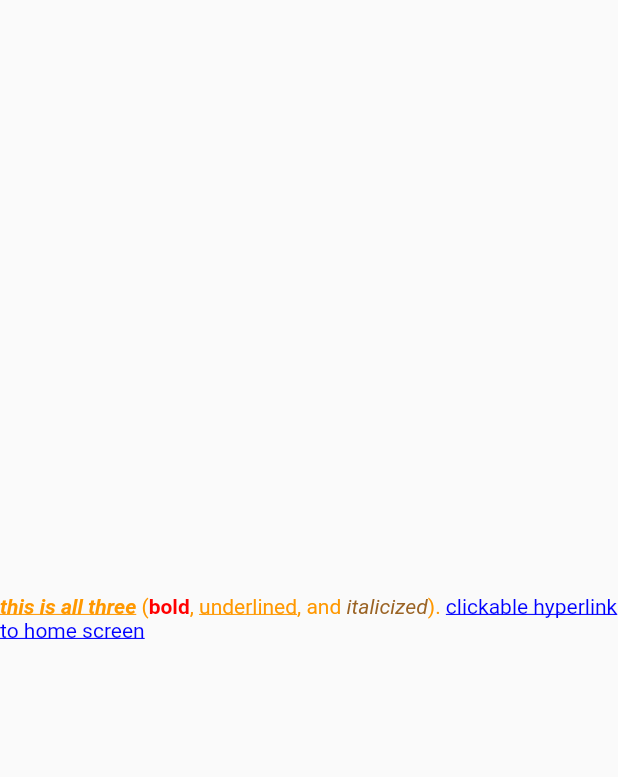
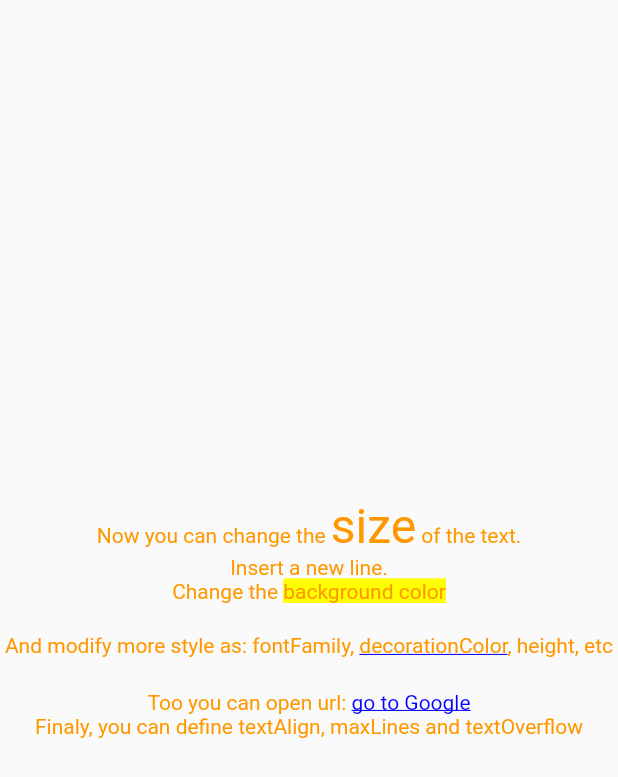
Before and after one commit to remoteportal/simple_rich_text, a Flutter app: the screen it shows after launch, on a phone screen of 412 x 824 dp. Shown: the top 777 px of the screen. Run offline on Flutter 3.47's test engine with Material 2 defaults, Android fonts, the phone set to English and light mode, and no system bars.

Commit message:
win: build 38:  #pubspec dart pub publish #publish

```diff
--- a/example/lib/main.dart
+++ b/example/lib/main.dart
@@ -18,19 +18,27 @@ class MyApp extends StatelessWidget {
 //    String text = r'test*\_quoted\_*.';
 //    String text = r'don't*close';
 //    String text = r'_start at beginning and do not close';
-//    String text = r'/Deanna/ is /awesome/!';
+//    String text = r'/Alissa/ is /awesome/!';
 //    String text = r'_back__to back_';
 //    String text = r'go to _{route}home_ page';
+    //String text = '*_/this is all three*_/ (*{color:red}bold*, _underlined_, and /{color:brown}italicized/). _{push:home;color:blue}clickable hyperlink to home screen_';
+    //String text = r'This is a text with \nnew line';
     String text =
-        r'*_/this is all three*_/ (*{color:red}bold*, _underlined_, and /{color:brown}italicized/). _{push:home;color:blue}clickable hyperlink to home screen_';
+        r'Now you can change the ~{fontSize:32}size~ of the text. \nInsert a new line.\nChange the ~{backgroundColor:yellow}background color~\nAnd modify more style as: fontFamily, _{decorationColor:blue}decorationColor_, ~{height:3}height~, etc\n\nToo you can open url: _{http:www.google.com;color:blue}go to Google_\nFinaly, you can define textAlign, maxLines and textOverflow';
     return new MaterialApp(
       home: Scaffold(
-          // , chars: r"[*]"
+        // , chars: r"[*]"
 //          backgroundColor: Colors.grey[300],
-          body: Center(
-              child: SimpleRichText(text,
-                  style: TextStyle(color: Colors.orange),
-                  textAlign: TextAlign.start))),
+        body: Center(
+          child: SimpleRichText(
+            text,
+            style: TextStyle(color: Colors.orange),
+            maxLines: 20,
+            textAlign: TextAlign.center,
+            textOverflow: TextOverflow.ellipsis,
+          ),
+        ),
+      ),
     );
   }
 }
--- a/lib/simple_rich_text.dart
+++ b/lib/simple_rich_text.dart
@@ -2,7 +2,7 @@ library simple_rich_text;
 
 import 'package:flutter/gestures.dart';
 import 'package:flutter/material.dart';
-import 'package:simple_navigation/simple_navigation.dart';
+import 'package:url_launcher/url_launcher.dart';
 
 const Map<String, int> colorMap = {
   'aqua': 0x00FFFF,
@@ -27,7 +27,7 @@ const Map<String, int> colorMap = {
   'yellow': 0xFFFF00
 };
 
-Color parseColor(String? color) {
+Color parseColor(String color) {
 //  print("parseColor: $color");
   var v = colorMap[color];
   if (v == null) {
@@ -44,13 +44,17 @@ Color parseColor(String? color) {
 
 /// Widget that renders a string with sub-string highlighting.
 class SimpleRichText extends StatelessWidget {
-  SimpleRichText(this.text,
-      {this.chars,
+  SimpleRichText(
+    this.text, {
+    this.chars,
     this.context,
     this.fussy,
-      this.log,
-      this.style,
-      this.textAlign});
+    this.log = false,
+    this.style = const TextStyle(),
+    this.textAlign,
+    this.textOverflow,
+    this.maxLines,
+  });
 
   final String? chars;
 
@@ -61,7 +65,7 @@ class SimpleRichText extends StatelessWidget {
   final bool? fussy;
 
   /// Pass in true for debugging/logging/trace
-  final bool? log;
+  final bool log;
 
   /// The {TextStyle} of the {SimpleRichText.text} that isn't highlighted.
   final TextStyle? style;
@@ -69,11 +73,17 @@ class SimpleRichText extends StatelessWidget {
   /// The String to be displayed using rich text.
   final String text;
 
-  /// How the text should be aligned horizontally.
+  /// The {TextStyle} of the {SimpleRichText.term}s found.
+//  final TextStyle textStyleHighlight;
+
+  /// Text align
   final TextAlign? textAlign;
 
-  /// The {TextStyle} of the {SimpleRichText.term}s found.
-//  final TextStyle textStyleHighlight;
+  /// Text Overflow
+  final TextOverflow? textOverflow;
+
+  /// Max lines
+  final int? maxLines;
 
   @override
   Widget build(BuildContext context) {
@@ -85,16 +95,33 @@ class SimpleRichText extends StatelessWidget {
 
       Set set = Set();
 
+      bool containsNewLine = text.contains(r'\n');
+      if (log) print('Contains new line: $containsNewLine');
+      List<String> linesList = [];
+      if (containsNewLine) {
+        linesList = text.split(r'\n');
+        if (log) print("lines=${linesList.length}: $linesList");
+      } else {
+        linesList.add(text);
+      }
+      // Apply modifications into all lines
+      for (int k = 0; k < linesList.length; k++) {
+        if (log) print('Line ${k + 1}: ${linesList[k]}');
         // split into array
-      List<String> spanList = text.split(RegExp(chars ?? r"[*~/_\\]"));
-      //print("len=${spanList.length}: $spanList");
+        List<String> spanList =
+            linesList[k].split(RegExp(chars ?? r"[*~/_\\]"));
+        if (log) print("len=${spanList.length}: $spanList");
 
         if (spanList.length == 1) {
-        print('trivial');
+          if (log) print("trivial");
           if (style == null) {
-          return Text('');
+            children.add(TextSpan(text: ''));
+            // If no last line:
+            if (k < linesList.length - 1) children.add(TextSpan(text: '\n'));
           } else {
-          return Text(text, style: style);
+            children.add(TextSpan(text: linesList[k], style: style));
+            // If no last line:
+            if (k < linesList.length - 1) children.add(TextSpan(text: '\n'));
           }
         } else {
           int i = 0;
@@ -102,7 +129,7 @@ class SimpleRichText extends StatelessWidget {
           String? cmd;
 
           void wrap(String v) {
-          //print("wrap: $v set=$set");
+            if (log) print("wrap: $v set=$set");
 
             Map<String, String> map = {};
 
@@ -116,29 +143,28 @@ class SimpleRichText extends StatelessWidget {
                   throw "attribute value is missing a value (e.g., you passed {key} but not {key:value}";
                 }
               }
-            if (log ?? false) print("attributes: $map");
+              if (log) print("attributes: $map");
+            }
+
+            // TextDecorationStyle "values" is ignored
+            TextDecorationStyle? _textDecorationStyle;
+            if (map.containsKey('decorationStyle')) {
+              if (map['decorationStyle'] == 'dashed')
+                _textDecorationStyle = TextDecorationStyle.dashed;
+              if (map['decorationStyle'] == 'double')
+                _textDecorationStyle = TextDecorationStyle.double;
+              if (map['decorationStyle'] == 'dotted')
+                _textDecorationStyle = TextDecorationStyle.dotted;
+              if (map['decorationStyle'] == 'solid')
+                _textDecorationStyle = TextDecorationStyle.solid;
+              if (map['decorationStyle'] == 'wavy')
+                _textDecorationStyle = TextDecorationStyle.wavy;
             }
 
             TextStyle ts;
-          if (style == null) {
-            //TODO//H//TRAVESTY: needless duplicated code
-            ts = TextStyle(
-                color: map.containsKey('color')
-                    ? parseColor(map['color'])
-                    : DefaultTextStyle.of(context)
-                        .style
-                        .color, //WARNING: not sure if this is correct?
-                decoration: set.contains('_')
-                    ? TextDecoration.underline
-                    : TextDecoration.none,
-                fontStyle:
-                    set.contains('/') ? FontStyle.italic : FontStyle.normal,
-                fontWeight:
-                    set.contains('*') ? FontWeight.bold : FontWeight.normal);
-          } else {
             ts = style!.copyWith(
               color: map.containsKey('color')
-                    ? parseColor(map['color'])
+                  ? parseColor(map['color']!)
                   : style!.color,
               decoration: set.contains('_')
                   ? TextDecoration.underline
@@ -146,12 +172,38 @@ class SimpleRichText extends StatelessWidget {
               fontStyle:
                   set.contains('/') ? FontStyle.italic : FontStyle.normal,
               fontWeight:
-                    set.contains('*') ? FontWeight.bold : FontWeight.normal);
-          }
+                  set.contains('*') ? FontWeight.bold : FontWeight.normal,
+              fontSize: map.containsKey('fontSize')
+                  ? double.parse(map['fontSize']!)
+                  : style!.fontSize,
+              fontFamily: map.containsKey('fontFamily')
+                  ? '${map['fontFamily']}'
+                  : style!.fontFamily,
+              backgroundColor: map.containsKey('backgroundColor')
+                  ? parseColor(map['backgroundColor']!)
+                  : style!.backgroundColor,
+              decorationColor: map.containsKey('decorationColor')
+                  ? parseColor(map['decorationColor']!)
+                  : style!.decorationColor,
+              decorationStyle: _textDecorationStyle ?? style!.decorationStyle,
+              decorationThickness: map.containsKey('decorationThickness')
+                  ? double.parse(map['decorationThickness']!)
+                  : style!.decorationThickness,
+              height: map.containsKey('height')
+                  ? double.parse(map['height']!)
+                  : style!.height,
+              letterSpacing: map.containsKey('letterSpacing')
+                  ? double.parse(map['letterSpacing']!)
+                  : style!.letterSpacing,
+              wordSpacing: map.containsKey('wordSpacing')
+                  ? double.parse(map['wordSpacing']!)
+                  : style!.wordSpacing,
+            );
 
             if (map.containsKey('pop') ||
                 map.containsKey('push') ||
-              map.containsKey('repl')) {
+                map.containsKey('repl') ||
+                map.containsKey('http')) {
 //            print("BBB cmd=$cmd");
 //          GestureDetector
 //        children.add(WidgetSpan(child: Text('****')));
@@ -163,28 +215,45 @@ class SimpleRichText extends StatelessWidget {
 //            },
 //          )));
 
+              // assert(context != null, 'must pass context if using route links');
+
               onTapNew(String caption, Map m) {
                 if (map.containsKey('push')) {
-                String? v = map['push'];
+                  String v = map['push']!;
                   return () {
-                  if (log ?? false) print("TAP: PUSH: $caption => /$v");
-                  assert(v != null);
-//                  Navigator.pushNamed(context, '/$v');
-                  Nav.push('/$v');
+                    if (log) print("TAP: PUSH: $caption => /$v");
+                    // assert(v != null);
+                    Navigator.pushNamed(context, '/$v');
+                    // Nav.push('/$v');
                   };
                 } else if (map.containsKey('repl')) {
-                String? v = map['repl'];
+                  String v = map['repl']!;
                   return () {
-                  if (log ?? false) print("TAP: POP&PUSH: $caption => /$v");
-                  assert(v != null);
-//                  Navigator.popAndPushNamed(context, '/$v');
-                  Nav.repl('/$v');
+                    if (log) print("TAP: POP&PUSH: $caption => /$v");
+                    // assert(v != null);
+                    Navigator.popAndPushNamed(context, '/$v');
+                    //  Nav.repl('/$v');
                   };
+                } else if (map.containsKey('http')) {
+                  String v = map['http']!;
+                  return () async {
+                    if (log) print("TAP: HTTP: $caption => /$v");
+                    // assert(v != null);
+                    try {
+                      await launch('http://$v');
+                    } catch (e) {
+                      if (log) print('Could not launch http://$v: $e');
+                      try {
+                        await launch('https://$v');
+                      } catch (e) {
+                        if (log) print('Could not launch https://$v: $e');
+                      }
+                    }
+                  }; // TODO add possibility of tel, mailto, sms, whats,...?
                 } else {
                   return () {
-                  if (log ?? false) print("TAP: $caption => pop");
-//                  Navigator.pop(context);
-                  Nav.pop();
+                    if (log) print("TAP: $caption => pop");
+                    Navigator.pop(context);
                   };
                 }
               }
@@ -205,17 +274,17 @@ class SimpleRichText extends StatelessWidget {
 
           void toggle(String m) {
             if (m == r'\') {
-            String c = text.substring(i + 1, i + 2);
-            //print("quote: i=$i: $c");
+              String c = linesList[k].substring(i + 1, i + 2);
+              if (log) print("quote: i=$i: $c");
               wrap(c);
               acceptNext = false;
             } else {
               if (acceptNext) {
                 if (set.contains(m)) {
-                //print("REM: $m");
+                  if (log) print("REM: $m");
                   set.remove(m);
                 } else {
-                //print("ADD: $m");
+                  if (log) print("ADD: $m");
                   set.add(m);
                 }
               }
@@ -225,32 +294,31 @@ class SimpleRichText extends StatelessWidget {
           }
 
           for (var v in spanList) {
-//          print("========== $v ==========");
-          cmd = null;
+            if (log) print("========== $v ==========");
+            cmd = null; //TRY
             if (v.isEmpty) {
-            if (i < text.length) {
-              String m = text.substring(i, i + 1);
-//          //print("e: $m");
+              if (i < linesList[k].length) {
+                String m = linesList[k].substring(i, i + 1);
                 toggle(m);
                 i++;
               }
             } else {
               int adv = v.length;
               if (v[0] == '{') {
-              if (log ?? false) print("link: $v");
+                if (log) print("link: $v");
                 int close = v.indexOf('}');
                 if (close > 0) {
                   cmd = v.substring(1, close);
-                if (log ?? false) print("AAA cmd=$cmd");
+                  if (log) print("AAA cmd=$cmd");
                   v = v.substring(close + 1);
-//                print("remaining: $v");
+                  if (log) print("remaining: $v");
                 }
               }
               wrap(v);
               i += adv;
-            if (i < text.length) {
-              String m = text.substring(i, i + 1);
-              //print("*** format: $m");
+              if (i < linesList[k].length) {
+                String m = linesList[k].substring(i, i + 1);
+                if (log) print("*** format: $m");
                 toggle(m);
                 i++;
               }
@@ -261,9 +329,16 @@ class SimpleRichText extends StatelessWidget {
             throw 'simple_rich_text: not closed: $set'; //TODO: throw real error?
           }
 
-        return Text.rich(TextSpan(children: children),
-            textAlign: this.textAlign);
+          // If no last line:
+          if (k < linesList.length - 1) children.add(TextSpan(text: '\n'));
+        }
+      }
+      return RichText(
+        text: TextSpan(children: children),
+        textAlign: this.textAlign ?? TextAlign.start,
+        overflow: this.textOverflow ?? TextOverflow.clip,
+        maxLines: this.maxLines ?? null,
+      );
     }
   }
 }
-}
--- a/pubspec.yaml
+++ b/pubspec.yaml
@@ -1,6 +1,6 @@
 name: simple_rich_text
 description: Display a Dart string in Flutter using simple rich text characters.
-version: 2.0.37        #NOEDIT
+version: 2.0.38        #NOEDIT
 homepage: https://github.com/remoteportal/simple_rich_text
 
 environment:
@@ -9,7 +9,7 @@ environment:
 dependencies:
   flutter:
     sdk: flutter
-  simple_navigation: ^1.0.31
+  url_launcher: ^6.0.3
 
 dev_dependencies:
   flutter_test:
```
Also changed, not shown: example/pubspec.lock, pubspec.lock, 4 other files. Lines whose indentation alone changed are shown as unchanged.
